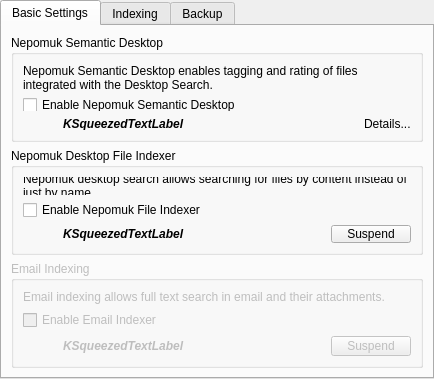
Qt form nepomuk/kcm/nepomukconfigwidget.ui (KDE/kde-runtime) before a commit.
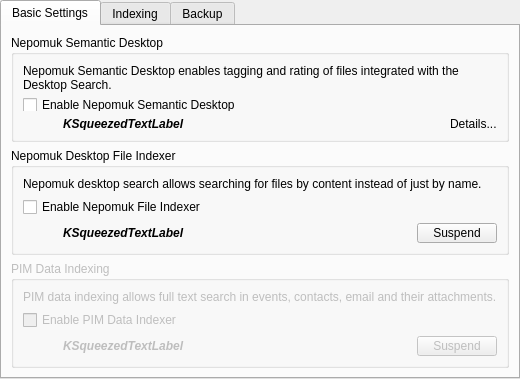
The same form after that commit. Custom widgets are drawn as their Qt base class.

Commit message:
Fix wording, the akonadi nepomuk feeder also indexes contacts.
Not only e-mail.

The edit to the form file:
```diff
--- a/nepomuk/kcm/nepomukconfigwidget.ui
+++ b/nepomuk/kcm/nepomukconfigwidget.ui
@@ -188,20 +188,20 @@
           <bool>false</bool>
          </property>
          <property name="title">
-          <string>Email Indexing</string>
+          <string>PIM Data Indexing</string>
          </property>
          <layout class="QVBoxLayout" name="verticalLayout_11">
           <item>
            <widget class="QLabel" name="label_12">
             <property name="text">
-             <string>Email indexing allows full text search in email and their attachments.</string>
+             <string>PIM data indexing allows full text search in events, contacts, email and their attachments.</string>
             </property>
            </widget>
           </item>
           <item>
            <widget class="QCheckBox" name="m_checkEnableEmailIndexer">
             <property name="text">
-             <string>Enable Email Indexer</string>
+             <string>Enable PIM Data Indexer</string>
             </property>
            </widget>
           </item>
```
The commit also changes 1 other file.
